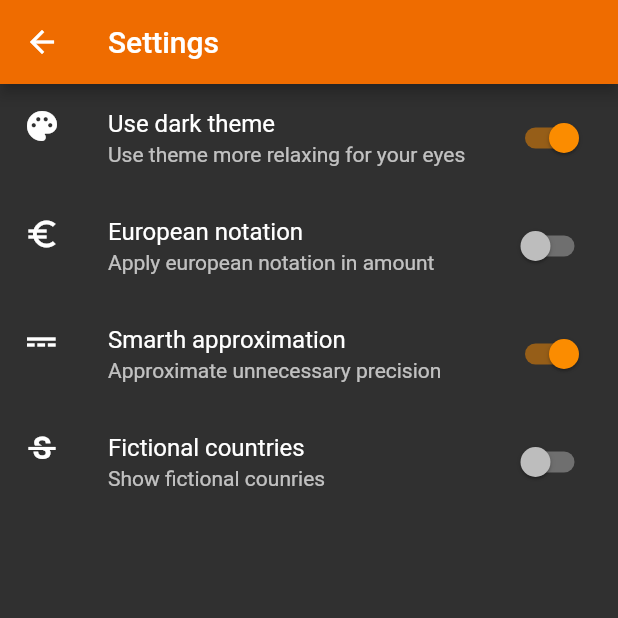
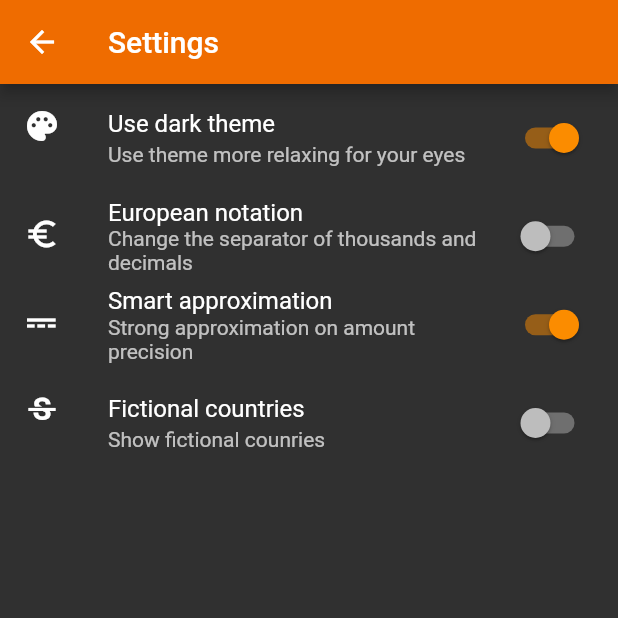
Before and after one commit to kris-el/valutex, a Flutter app: the SettingsScreen screen opened directly, on a phone screen of 412 x 824 dp, the top half of it. Run offline on Flutter 3.47's test engine with Material 2 defaults, Android fonts, the phone set to English and light mode, and no system bars; our stand-ins replace device_info, shared_preferences; accounts and stored records are empty; network calls fail.

Commit message:
Fix Settings description not clear

```diff
--- a/todo.txt
+++ b/todo.txt
@@ -20,4 +20,18 @@ ios
 
 [Bug fix]
 
+Settings names are not clear
+
+Switch should apply from all the row
+
+Switching approximation it got it wrong
+
 Bitcoin shows wrong amount
+
+[Improvements]
+
+Change keypad to be:
+789B
+456C
+123|
+0 .<
--- a/valutex_app/lib/ui/settings_screen.dart
+++ b/valutex_app/lib/ui/settings_screen.dart
@@ -50,7 +50,7 @@ class SettingsScreenState extends State<SettingsScreen> {
         ListTile(
           leading: const Icon(Icons.euro_symbol),
           title: Text('European notation'),
-          subtitle: Text('Apply european notation in amount'),
+          subtitle: Text('Change the separator of thousands and decimals'),
           trailing: Switch(
               value: appSettings.europeanNotation,
               onChanged: (value) => setState(() {
@@ -60,8 +60,8 @@ class SettingsScreenState extends State<SettingsScreen> {
         ),
         ListTile(
           leading: const Icon(Icons.power_input),
-          title: Text('Smarth approximation'),
-          subtitle: Text('Approximate unnecessary precision'),
+          title: Text('Smart approximation'),
+          subtitle: Text('Strong approximation on amount precision'),
           trailing: Switch(
               value: appSettings.amountAppoximation,
               onChanged: (value) => setState(() {
```
